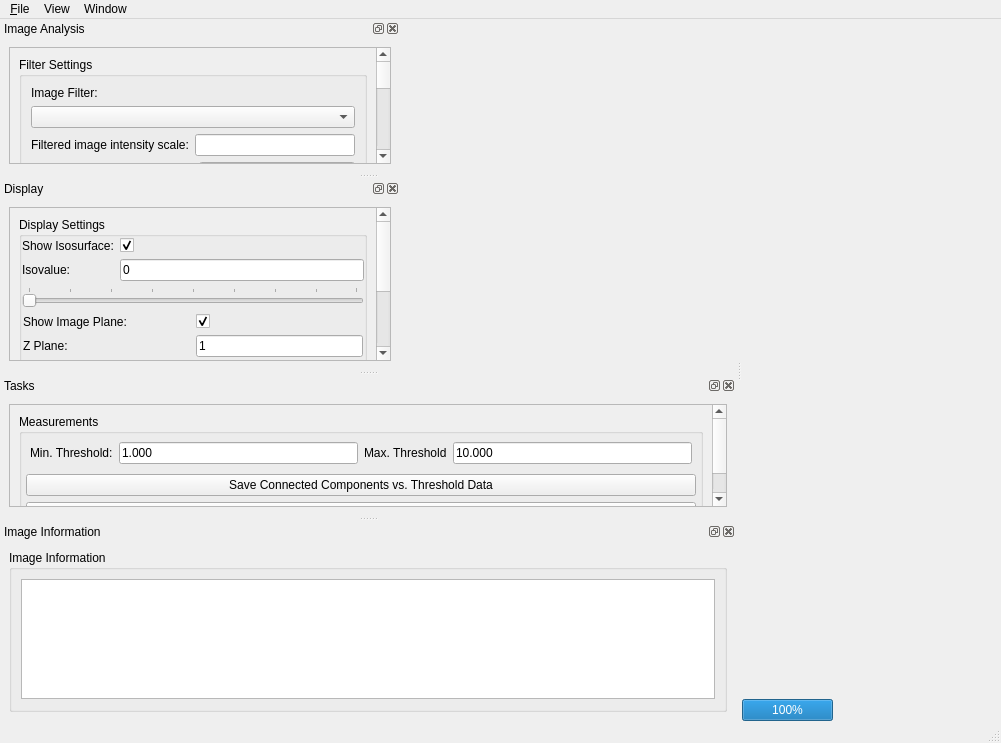
CISMM/NetworkExtractor, file qtGui/FibrinAppQt.ui: the form before one commit.
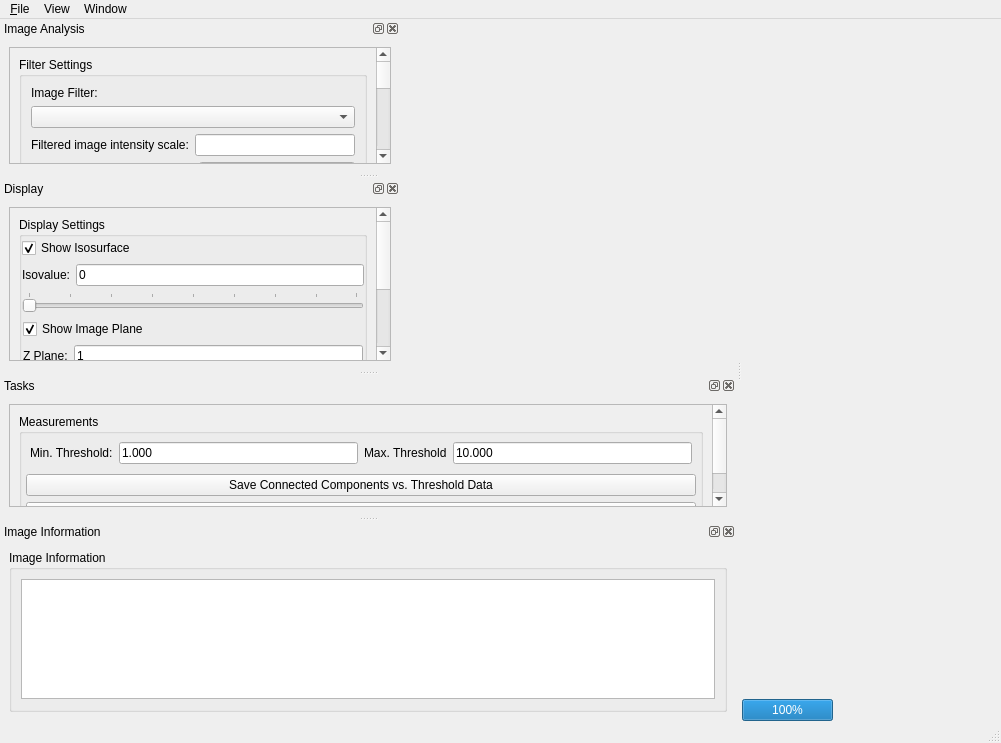
The form after the commit. Custom widgets are drawn as their Qt base class.

Patch:
```diff
--- a/qtGui/FibrinAppQt.ui
+++ b/qtGui/FibrinAppQt.ui
@@ -596,9 +596,9 @@
         <property name="geometry">
          <rect>
           <x>0</x>
-          <y>-209</y>
+          <y>-48</y>
           <width>363</width>
-          <height>331</height>
+          <height>325</height>
          </rect>
         </property>
         <layout class="QVBoxLayout" name="verticalLayout_9">
@@ -637,7 +637,7 @@
                 <verstretch>0</verstretch>
                </sizepolicy>
               </property>
-              <layout class="QGridLayout" name="gridLayout_3">
+              <layout class="QVBoxLayout" name="verticalLayout_13">
                <property name="leftMargin">
                 <number>0</number>
                </property>
@@ -650,34 +650,33 @@
                <property name="bottomMargin">
                 <number>0</number>
                </property>
-               <item row="0" column="0">
-                <widget class="QLabel" name="showIsovalueLabel">
-                 <property name="text">
-                  <string>Show Isosurface:</string>
-                 </property>
-                </widget>
-               </item>
-               <item row="0" column="1">
-                <widget class="QCheckBox" name="showIsosurfaceCheckbox">
+               <item>
+                <widget class="QCheckBox" name="showIsosurfaceCheckBox">
                  <property name="toolTip">
                   <string>Show/hide the isosurface.</string>
                  </property>
                  <property name="text">
-                  <string/>
+                  <string>Show Isosurface</string>
                  </property>
                  <property name="checked">
                   <bool>true</bool>
                  </property>
                 </widget>
                </item>
-               <item row="1" column="0">
+               <item>
+                <widget class="QWidget" name="widget_3" native="true">
+                 <layout class="QHBoxLayout" name="horizontalLayout_5">
+                  <property name="margin">
+                   <number>0</number>
+                  </property>
+                  <item>
                 <widget class="QLabel" name="isoValueLabel">
                  <property name="text">
                   <string>Isovalue:</string>
                  </property>
                 </widget>
                </item>
-               <item row="1" column="1">
+                  <item>
                 <widget class="QLineEdit" name="isoValueEdit">
                  <property name="toolTip">
                   <string>The isovalue used to generate the isosurface.</string>
@@ -690,6 +689,9 @@
               </layout>
              </widget>
             </item>
+              </layout>
+             </widget>
+            </item>
             <item>
              <widget class="QSlider" name="isoValueSlider">
               <property name="toolTip">
@@ -717,44 +719,43 @@
             </item>
             <item>
              <widget class="QWidget" name="zPlaneWidget" native="true">
-              <layout class="QGridLayout" name="gridLayout_2">
+              <layout class="QVBoxLayout" name="verticalLayout_14">
                <property name="margin">
                 <number>1</number>
                </property>
-               <item row="0" column="0">
-                <widget class="QLabel" name="showZPlane">
-                 <property name="text">
-                  <string>Show Image Plane:</string>
-                 </property>
-                </widget>
-               </item>
-               <item row="1" column="0">
-                <widget class="QLabel" name="zPlaneLabel">
-                 <property name="layoutDirection">
-                  <enum>Qt::LeftToRight</enum>
-                 </property>
-                 <property name="text">
-                  <string>Z Plane:</string>
-                 </property>
-                </widget>
-               </item>
-               <item row="0" column="1">
+               <item>
                 <widget class="QCheckBox" name="showZPlaneCheckbox">
                  <property name="toolTip">
                   <string>Show/hide the image plane.</string>
                  </property>
                  <property name="text">
-                  <string/>
+                  <string>Show Image Plane</string>
                  </property>
                  <property name="checked">
                   <bool>true</bool>
                  </property>
                 </widget>
                </item>
-               <item row="1" column="1">
+               <item>
+                <widget class="QWidget" name="widget_4" native="true">
+                 <layout class="QHBoxLayout" name="horizontalLayout_6">
+                  <property name="margin">
+                   <number>0</number>
+                  </property>
+                  <item>
+                   <widget class="QLabel" name="zPlaneLabel">
+                    <property name="layoutDirection">
+                     <enum>Qt::LeftToRight</enum>
+                    </property>
+                    <property name="text">
+                     <string>Z Plane:</string>
+                    </property>
+                   </widget>
+                  </item>
+                  <item>
                 <widget class="QLineEdit" name="zPlaneEdit">
                  <property name="sizePolicy">
-                  <sizepolicy hsizetype="Minimum" vsizetype="Fixed">
+                     <sizepolicy hsizetype="Expanding" vsizetype="Fixed">
                    <horstretch>0</horstretch>
                    <verstretch>0</verstretch>
                   </sizepolicy>
@@ -770,6 +771,9 @@
               </layout>
              </widget>
             </item>
+              </layout>
+             </widget>
+            </item>
             <item>
              <widget class="QSlider" name="zPlaneSlider">
               <property name="toolTip">
```
Left out of the diff: 31 changed lines with no effect on the pictures. Lines whose indentation alone changed are shown as unchanged.
